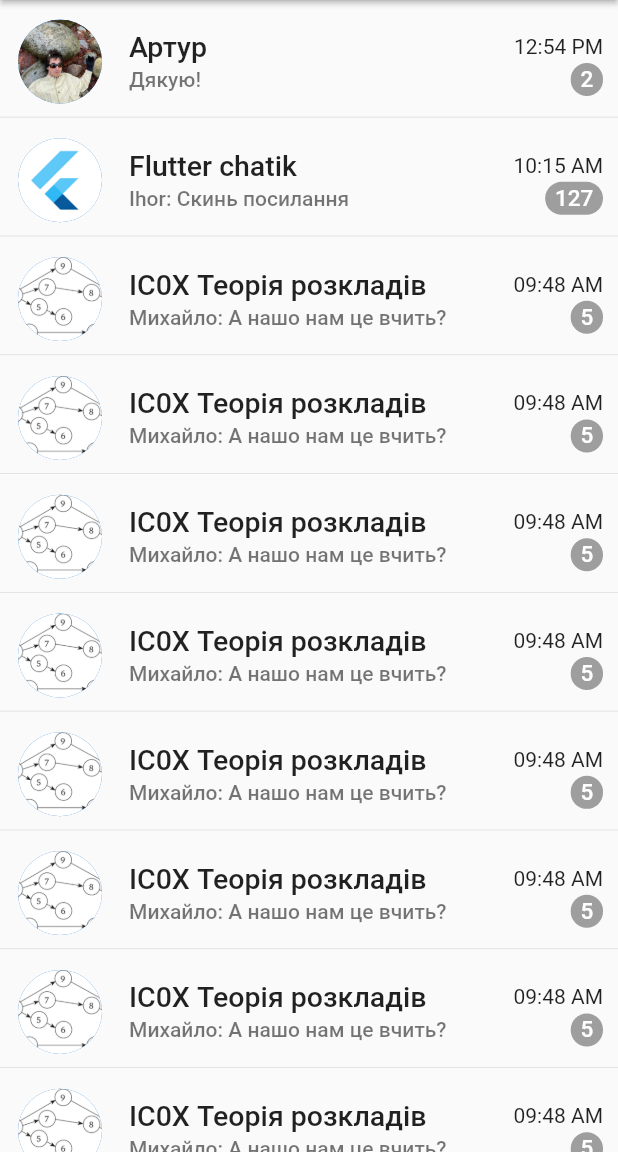
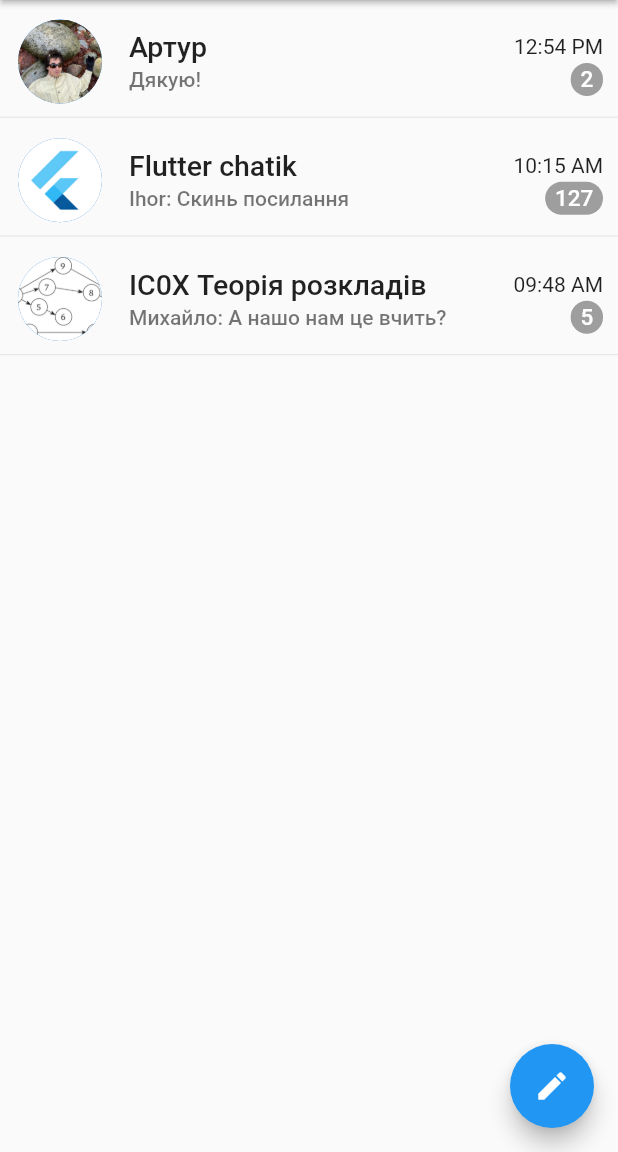
Before and after one commit to plntry/flutter_layout_lec3, a Flutter app: the screen it shows after launch, on a phone screen of 412 x 824 dp, the part 84-1236 px from its top. Run offline on Flutter 3.47's test engine with Material 2 defaults, Android fonts, the phone set to English and light mode, and no system bars.

Commit message:
added floating action button

```diff
--- a/lib/main.dart
+++ b/lib/main.dart
@@ -29,70 +29,7 @@ class MyApp extends StatelessWidget {
       'lastMessage': 'Михайло: А нашо нам це вчить?',
       'unreadNumber': '5',
       'iconName': 'tr.png',
-    },
-    {
-      'userName': 'ІС0X Теорія розкладів',
-      'lastMessageTime': '09:48 AM',
-      'lastMessage': 'Михайло: А нашо нам це вчить?',
-      'unreadNumber': '5',
-      'iconName': 'tr.png',
-    },
-    {
-      'userName': 'ІС0X Теорія розкладів',
-      'lastMessageTime': '09:48 AM',
-      'lastMessage': 'Михайло: А нашо нам це вчить?',
-      'unreadNumber': '5',
-      'iconName': 'tr.png',
-    },
-    {
-      'userName': 'ІС0X Теорія розкладів',
-      'lastMessageTime': '09:48 AM',
-      'lastMessage': 'Михайло: А нашо нам це вчить?',
-      'unreadNumber': '5',
-      'iconName': 'tr.png',
-    },
-    {
-      'userName': 'ІС0X Теорія розкладів',
-      'lastMessageTime': '09:48 AM',
-      'lastMessage': 'Михайло: А нашо нам це вчить?',
-      'unreadNumber': '5',
-      'iconName': 'tr.png',
-    },
-    {
-      'userName': 'ІС0X Теорія розкладів',
-      'lastMessageTime': '09:48 AM',
-      'lastMessage': 'Михайло: А нашо нам це вчить?',
-      'unreadNumber': '5',
-      'iconName': 'tr.png',
-    },
-    {
-      'userName': 'ІС0X Теорія розкладів',
-      'lastMessageTime': '09:48 AM',
-      'lastMessage': 'Михайло: А нашо нам це вчить?',
-      'unreadNumber': '5',
-      'iconName': 'tr.png',
-    },
-    {
-      'userName': 'ІС0X Теорія розкладів',
-      'lastMessageTime': '09:48 AM',
-      'lastMessage': 'Михайло: А нашо нам це вчить?',
-      'unreadNumber': '5',
-      'iconName': 'tr.png',
-    },
-    {
-      'userName': 'ІС0X Теорія розкладів',
-      'lastMessageTime': '09:48 AM',
-      'lastMessage': 'Михайло: А нашо нам це вчить?',
-      'unreadNumber': '5',
-      'iconName': 'tr.png',
-    },
-    {
-      'userName': 'ІС0X Теорія розкладів',
-      'lastMessageTime': '09:48 AM',
-      'lastMessage': 'Михайло: А нашо нам це вчить?',
-      'unreadNumber': '5',
-      'iconName': 'tr.png',
-    },
+    }
   ];
 
   @override
@@ -120,6 +57,12 @@ class MyApp extends StatelessWidget {
         body: ChatList(
           messagesData: _messagesData,
         ),
+        floatingActionButtonLocation: FloatingActionButtonLocation.endFloat,
+        floatingActionButton: FloatingActionButton(
+          onPressed: () {},
+          backgroundColor: Colors.blue.shade500,
+          child: const Icon(Icons.edit),
+        ),
       ),
       debugShowCheckedModeBanner: false,
     );
```
